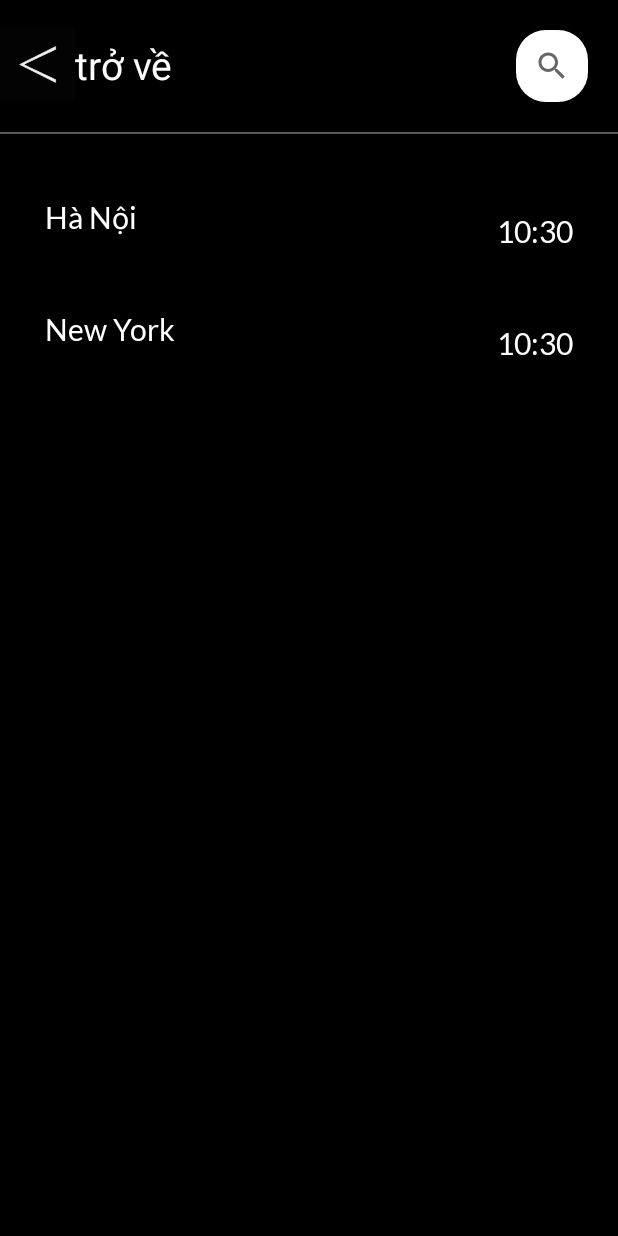
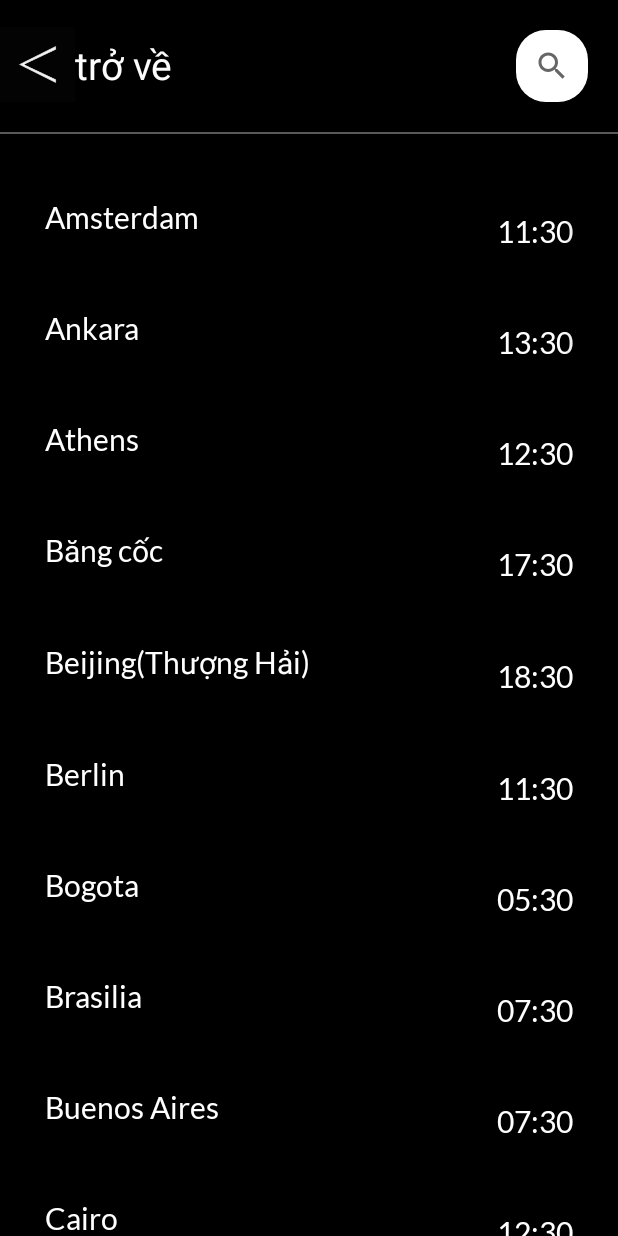
Before and after one commit to CN-LEON-DX/AlarmApp2, an Android app: the SelectClockActivity screen opened directly, with no data from a screen before it, on a phone screen of 412 x 824 dp. Run offline under Robolectric (Android 15) with nearby library versions, the phone set to English and light mode, and no system bars.

Commit message:
update clock 12/11/2023

```diff
--- a/app/src/main/java/com/example/alarmapp/Activity/SelectClockActivity.java
+++ b/app/src/main/java/com/example/alarmapp/Activity/SelectClockActivity.java
@@ -8,6 +8,7 @@ import androidx.recyclerview.widget.RecyclerView;
 import android.annotation.SuppressLint;
 import android.content.Intent;
 import android.os.Bundle;
+import android.util.Log;
 import android.view.View;
 import android.widget.AdapterView;
 import android.widget.Filter;
@@ -50,17 +51,72 @@ public class SelectClockActivity extends AppCompatActivity {
     }
     public List<Clock> createListClock(){
         listClock = new ArrayList<>();
-        listClock.add(new Clock("Hà Nội","hôm nay,+0 giờ",calculateTime("GMT+7")));
-        listClock.add(new Clock("New York","hôm qua,-12 giờ ",calculateTime("GMT-5")));
+        addCity(1,"Amsterdam",-6,"Europe/Amsterdam");
+        addCity(2,"Ankara",-4,"Europe/Istanbul");
+        addCity(3,"Athens",-5,"Europe/Athens");
+        addCity(4,"Băng cốc",-1,"Asia/Bangkok");
+        addCity(5,"Beijing(Thượng Hải)",+1,"Asia/Shanghai");
+        addCity(6,"Berlin",-6,"Europe/Berlin");
+        addCity(7,"Bogota",-12,"America/Bogota");
+        addCity(8,"Brasilia",-10,"America/Sao_Paulo");
+        addCity(9,"Buenos Aires",-10,"America/Argentina/Buenos_Aires");
+        addCity(10,"Cairo",-5,"Africa/Cairo");
+        addCity(11,"Canberra",+4,"Australia/Sydney");
+        addCity(12,"Cape Town",-5,"Africa/Johannesburg");
+        addCity(13,"chiang Mai",+0,"Asia/Bangkok");
+        addCity(14,"Copenhagen",-6,"Europe/Copenhagen");
+        addCity(15,"Dubai",-3,"Asia/Dubai");
+        addCity(16,"Hà nội",+0,"Asia/Ho_Chi_Minh");
+        addCity(17,"Havana",-12,"America/Havana");
+        addCity(18,"Helsinki",-5,"Europe/Helsinki");
+        addCity(19,"Hồng Kông",+1,"Asia/Hong_Kong");
+        addCity(20,"Istanbul",-4,"Europe/Istanbul");
+        addCity(21,"Jakarta",+0,"Asia/Jakarta");
+        addCity(22,"Jerusalem",-5,"Asia/Jerusalem");
+        addCity(23,"Kuala Lumpur",+1,"Asia/Kuala_Lumpur");
+        addCity(24,"Tokyo",+2,"Asia/Tokyo");
+        addCity(25,"Lima",-12,"America/Lima");
+        addCity(26,"Lisbon",-7,"Europe/London");
+        addCity(27,"Los angles",-15,"America/Los_Angeles");
+        addCity(28,"Madrid",-6,"Europe/Madrid");
+        addCity(29,"Manila",+1,"Asia/Manila");
+        addCity(30,"Mexico City",-13,"America/Mexico_City");
+        addCity(31,"Moscow",-4,"Europe/Moscow");
+        addCity(32,"Nairobi",-4,"Africa/Nairobi");
+        addCity(33,"New York",-12,"America/New_York");
+        addCity(34,"Oslo",-6,"Europe/Oslo");
+        addCity(35,"Paris",-6,"Europe/Paris");
+        addCity(36,"Prague",-6,"Europe/Prague");
+        addCity(37,"Rio de Janeiro",-10,"America/Sao_Paulo");
+        addCity(38,"Rome",-6,"Europe/Rome");
+        addCity(39,"San Francisco",-15,"America/Los_Angeles");
+        addCity(40,"Santiago",-10,"America/Santiago");
+        addCity(41,"seoul",+2,"Asia/Seoul");
+        addCity(42,"Singapore",+1,"Asia/Singapore");
+        addCity(43,"Stockholm",-6,"Europe/Stockholm");
+        addCity(44,"Sydney",+4,"Australia/Sydney");
+        addCity(45,"Toronto",-12,"America/Toronto");
         return listClock;
     }
     public String calculateTime(String gmt){
-        Date currentDate = Calendar.getInstance().getTime();
-
+        Calendar calendar = Calendar.getInstance(TimeZone.getTimeZone(gmt));
+        Date currentDate =calendar.getTime();
         DateFormat dateFormat = new SimpleDateFormat("HH:mm");
-
-        dateFormat.format(TimeZone.getTimeZone(gmt));
-        return String.valueOf(dateFormat.format(currentDate));
+        dateFormat.setTimeZone(calendar.getTimeZone());
+        Log.i("TAG_TEST",gmt+":"+calendar.getTimeZone());
+        return  dateFormat.format(currentDate);
+    }
+    public void addCity(int id,String nameCity,int timeDifferences,String timeZone){
+        listClock.add(new Clock(id,nameCity,getFormattedTime(timeDifferences),calculateTime(timeZone)));
+    }
+    public String getFormattedTime(int timDifferences){
+        String time = calculateTime("Asia/Ho_Chi_Minh");
+        int hour = Integer.parseInt(time.substring(0,2));
+        if(hour+timDifferences>=24)
+            return "hôm sau, "+ String.valueOf(timDifferences)+" giờ";
+        else if (hour+timDifferences<=0) {
+            return "hôm qua, " + String.valueOf(timDifferences)+" giờ";
+        }else return "hôm nay, "+ String.valueOf(timDifferences)+" giờ";
     }
     public void setListenerForBack(){
         layoutBack.setOnClickListener(new View.OnClickListener() {
@@ -91,8 +147,8 @@ public class SelectClockActivity extends AppCompatActivity {
                 Clock selectClock = (Clock) listView.getItemAtPosition(position);
                 Intent intentResult = new Intent();
                 intentResult.putExtra("city",selectClock.getCity());
-                intentResult.putExtra("time",selectClock.getTime());
-                intentResult.putExtra("gmt",selectClock.getGmt());
+                intentResult.putExtra("time",selectClock.getTimeZone());
+                intentResult.putExtra("gmt",selectClock.getTimeDifferences());
                 setResult(99,intentResult);
                 finish();
             }
--- a/app/src/main/java/com/example/alarmapp/Adapter/Clock_Recycler_Adapter.java
+++ b/app/src/main/java/com/example/alarmapp/Adapter/Clock_Recycler_Adapter.java
@@ -56,10 +56,10 @@ public class Clock_Recycler_Adapter extends RecyclerView.Adapter<Clock_Recycler_
             tvGMT = itemView.findViewById(R.id.tvGMT);
         }
         public void setData(Clock clock) {
-            if (clock.getTime() != null && clock.getCity()!= null&&clock.getGmt()!=null){
-                tvTimeCurrent.setText(clock.getTime());
+            if (clock.getTimeZone() != null && clock.getCity()!= null&&clock.getTimeDifferences()!=null){
+                tvTimeCurrent.setText(clock.getTimeZone());
                 tvCity.setText(clock.getCity());
-                tvGMT.setText(clock.getGmt());
+                tvGMT.setText(clock.getTimeDifferences());
             }
         }
     }
--- a/app/src/main/java/com/example/alarmapp/Adapter/SelectClockAdapter.java
+++ b/app/src/main/java/com/example/alarmapp/Adapter/SelectClockAdapter.java
@@ -41,8 +41,8 @@ public class SelectClockAdapter extends ArrayAdapter<Clock> {
         TextView tvTime = listItemView.findViewById(R.id.tvTimeCurrent);
         tvGmt.setVisibility(View.INVISIBLE);
         tvCity.setText(clock.getCity());
-        tvTime.setText(clock.getTime());
-        tvGmt.setText(clock.getGmt());
+        tvTime.setText(clock.getTimeZone());
+        tvGmt.setText(clock.getTimeDifferences());
 
         return listItemView;
     }
--- a/app/src/main/java/com/example/alarmapp/Base/Clock.java
+++ b/app/src/main/java/com/example/alarmapp/Base/Clock.java
@@ -1,30 +1,29 @@
 package com.example.alarmapp.Base;
 
 public class Clock {
+    int id;
     private String city;
-    private String gmt;
-    private String time;
+    private String timeDifferences;
+    private String timeZone;
 
     public Clock() {
     }
 
-    public Clock(String city, String gmt, String time) {
+    public Clock(int id, String city, String timeDifferences, String timeZone) {
+        this.id = id;
         this.city = city;
-        this.gmt = gmt;
-        this.time = time;
+        this.timeDifferences = timeDifferences;
+        this.timeZone = timeZone;
     }
 
-    public Clock(String city, String time) {
-        this.city = city;
-        this.time = time;
-    }
-    public String getGmt() {
-        return gmt;
+    public int getId() {
+        return id;
     }
 
-    public void setGmt(String gmt) {
-        this.gmt = gmt;
+    public void setId(int id) {
+        this.id = id;
     }
+
 
     public String getCity() {
         return city;
@@ -34,13 +33,19 @@ public class Clock {
         this.city = city;
     }
 
-
-
-    public String getTime() {
-        return time;
+    public String getTimeDifferences() {
+        return timeDifferences;
     }
 
-    public void setTime(String time) {
-        this.time = time;
+    public void setTimeDifferences(String timeDifferences) {
+        this.timeDifferences = timeDifferences;
+    }
+
+    public String getTimeZone() {
+        return timeZone;
+    }
+
+    public void setTimeZone(String timeZone) {
+        this.timeZone = timeZone;
     }
 }
--- a/app/src/main/java/com/example/alarmapp/Fragment/ClockFragment.java
+++ b/app/src/main/java/com/example/alarmapp/Fragment/ClockFragment.java
@@ -93,8 +93,8 @@ public class ClockFragment extends Fragment{
         if(requestCode==99&&resultCode==99&&data!=null){
             Clock clock = new Clock();
             clock.setCity(data.getStringExtra("city"));
-            clock.setTime(data.getStringExtra("time"));
-            clock.setGmt(data.getStringExtra("gmt"));
+            clock.setTimeZone(data.getStringExtra("time"));
+            clock.setTimeDifferences(data.getStringExtra("gmt"));
             clockRecyclerAdapter.addClock(clock);
         }
     }
```
